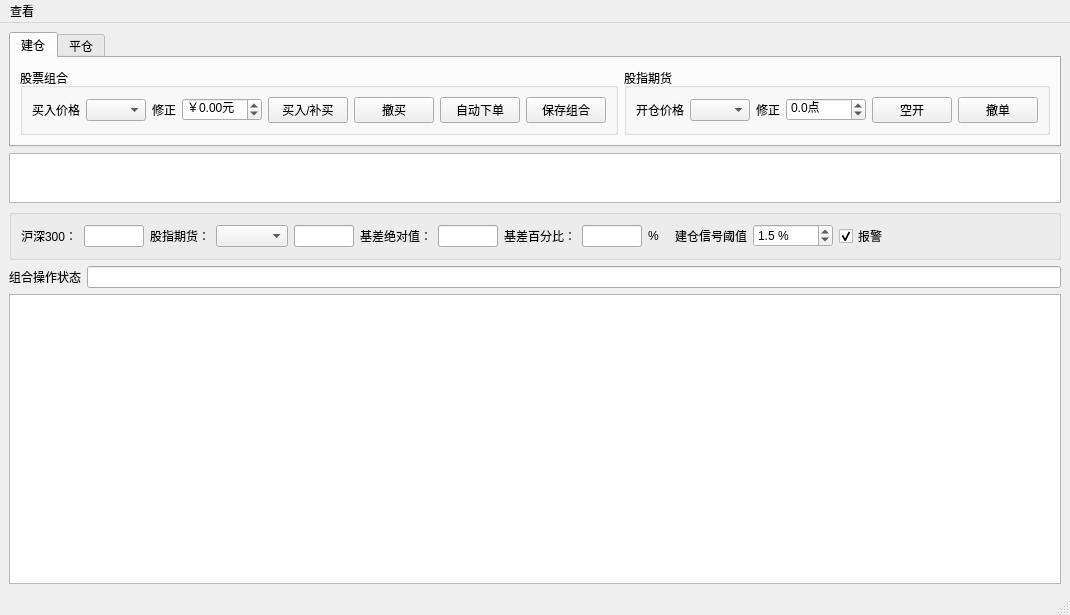
unit-xx/xfiles, file dev/easytrader/tradeui.ui: the form before one commit.
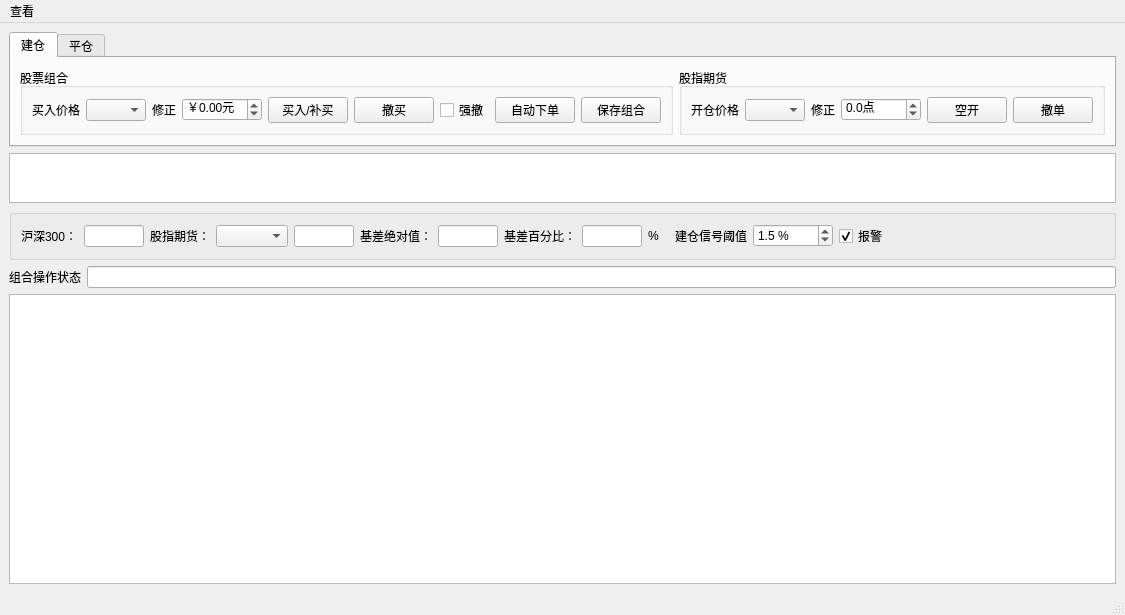
The form after the commit.

Diff of the .ui file:
```diff
--- a/dev/easytrader/tradeui.ui
+++ b/dev/easytrader/tradeui.ui
@@ -6,7 +6,7 @@
    <rect>
     <x>0</x>
     <y>0</y>
-    <width>1042</width>
+    <width>1093</width>
     <height>615</height>
    </rect>
   </property>
@@ -93,14 +93,14 @@
              </property>
             </widget>
            </item>
-           <item row="0" column="6">
+           <item row="0" column="7">
             <widget class="QPushButton" name="autosubmit_2">
              <property name="text">
               <string>自动下单</string>
              </property>
             </widget>
            </item>
-           <item row="0" column="7">
+           <item row="0" column="8">
             <widget class="QPushButton" name="saveorder_2">
              <property name="text">
               <string>保存组合</string>
@@ -150,6 +150,13 @@
              </property>
             </widget>
            </item>
+           <item row="0" column="6">
+            <widget class="QCheckBox" name="forcecancelbuychk">
+             <property name="text">
+              <string>强撤</string>
+             </property>
+            </widget>
+           </item>
           </layout>
          </widget>
         </item>
@@ -832,8 +839,8 @@
     <rect>
      <x>0</x>
      <y>0</y>
-     <width>1042</width>
-     <height>18</height>
+     <width>1093</width>
+     <height>22</height>
     </rect>
    </property>
    <property name="nativeMenuBar">
```
Left out of the diff: 11 changed lines with no effect on the pictures.
